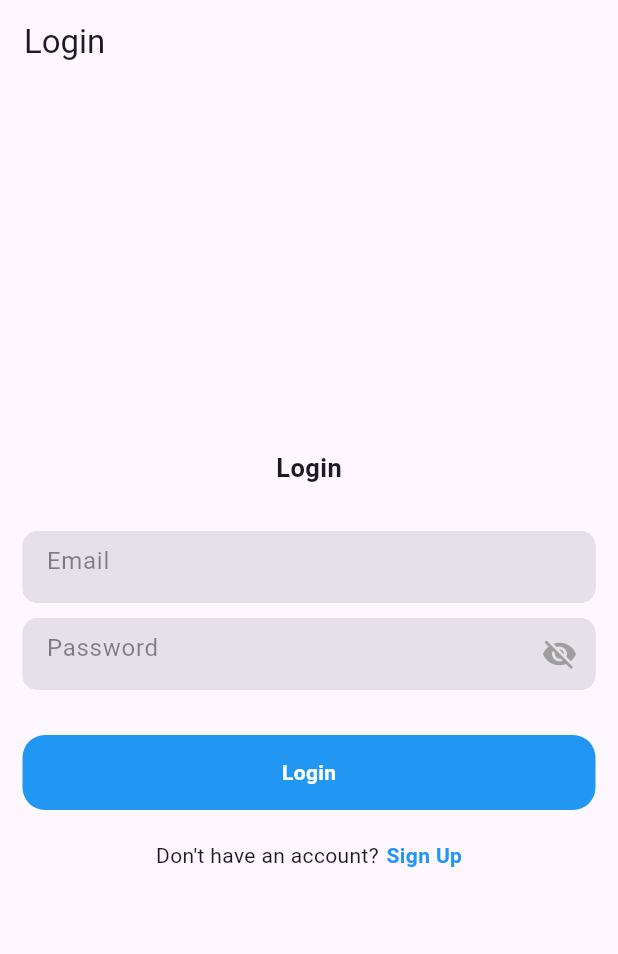
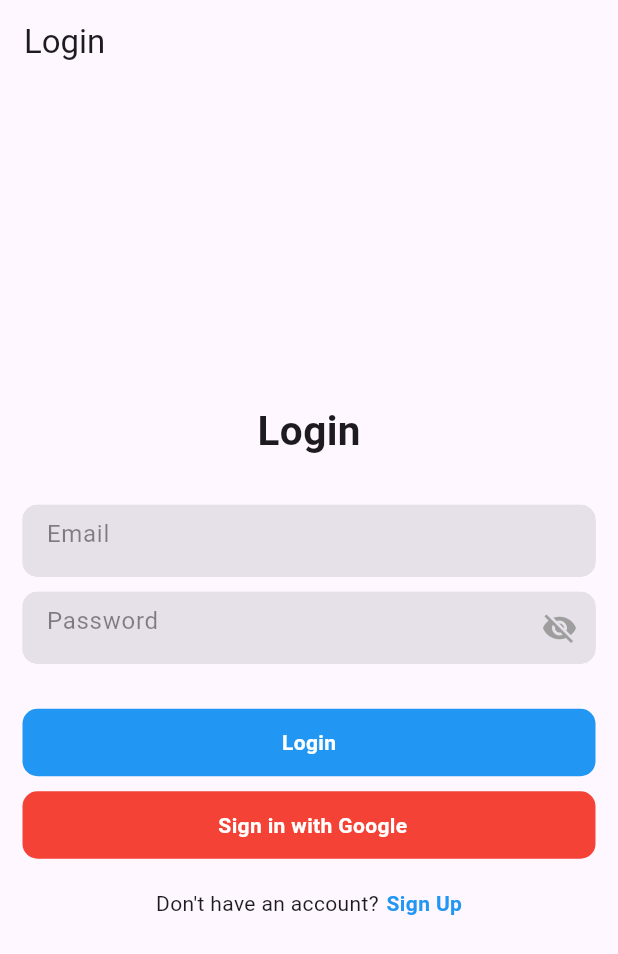
Before and after one commit to Keviing/hueco_Movil, a Flutter app: the screen it shows after launch, on a phone screen of 412 x 824 dp. Shown: the top 954 px of the screen. Run offline on Flutter 3.47's test engine with Material 3 defaults, Android fonts, the light colour scheme and no system bars; our stand-ins replace firebase_auth, firebase_core, fluttertoast; accounts and stored records are empty.

Commit message:
Registro y logeo exitoso

```diff
--- a/lib/features/user_auth/presentation/pages/login_page.dart
+++ b/lib/features/user_auth/presentation/pages/login_page.dart
@@ -1,77 +1,144 @@
 
 
+import 'package:firebase_auth/firebase_auth.dart';
 import 'package:flutter/material.dart';
+import 'package:hueca_movil/features/user_auth/firebase_auth_implementation/firebase_auth_services.dart';
 import 'package:hueca_movil/features/user_auth/presentation/pages/home_page.dart';
 import 'package:hueca_movil/features/user_auth/presentation/pages/sign_up_page.dart';
 import 'package:hueca_movil/features/user_auth/presentation/widgets/form_container_widget.dart';
+import 'package:hueca_movil/global/common/toast.dart';
 
-class LoginPage extends StatelessWidget {
+class LoginPage extends StatefulWidget {
   const LoginPage({super.key});
+
+  @override
+  State<LoginPage> createState() => _LoginPageState();
+}
+
+class _LoginPageState extends State<LoginPage> {
+  bool _isSigning = false;
+  final FirebaseAuthService _auth = FirebaseAuthService();
+  final FirebaseAuth _firebaseAuth = FirebaseAuth.instance;
+  TextEditingController _emailController = TextEditingController();
+  TextEditingController _passwordController = TextEditingController();
+
+  @override
+  void dispose() {
+    _emailController.dispose();
+    _passwordController.dispose();
+    super.dispose();
+  }
 
   @override
   Widget build(BuildContext context) {
     return Scaffold(
       appBar: AppBar(
-        title: const Text("Login"),
+        automaticallyImplyLeading: false,
+        title: Text("Login"),
       ),
-      body:  Center(
-        child:  Padding(
-          padding:const EdgeInsets.symmetric(horizontal: 15 ),
+      body: Center(
+        child: Padding(
+          padding: const EdgeInsets.symmetric(horizontal: 15),
           child: Column(
             mainAxisAlignment: MainAxisAlignment.center,
             children: [
-              const Text("Login",
-              style: TextStyle(
-                fontSize: 17,
-                fontWeight: FontWeight.bold),
+              Text(
+                "Login",
+                style: TextStyle(fontSize: 27, fontWeight: FontWeight.bold),
               ),
-              const SizedBox(
+              SizedBox(
                 height: 30,
               ),
-              const FormContainerWidget(
-
+              FormContainerWidget(
+                controller: _emailController,
                 hintText: "Email",
                 isPasswordField: false,
-
               ),
-              const SizedBox(height:10 ,),
-              const FormContainerWidget(
+              SizedBox(
+                height: 10,
+              ),
+              FormContainerWidget(
+                controller: _passwordController,
                 hintText: "Password",
                 isPasswordField: true,
-
               ),
-              const SizedBox(height: 30,),
+              SizedBox(
+                height: 30,
+              ),
               GestureDetector(
                 onTap: () {
-                  Navigator.push(context, MaterialPageRoute(builder: (context) => const HomePage()));
+                  _signIn();
                 },
                 child: Container(
                   width: double.infinity,
-                  height: 50,
+                  height: 45,
                   decoration: BoxDecoration(
                     color: Colors.blue,
-                   borderRadius: BorderRadius.circular(15)
+                    borderRadius: BorderRadius.circular(10),
                   ),
-                  child: const Center(child:  Text("Login", style: TextStyle(color: Colors.white, fontWeight: FontWeight.bold),)),
+                  child: Center(
+                    child: _isSigning ? const CircularProgressIndicator(
+                      color: Colors.white,) : const Text(
+                      "Login",
+                      style: TextStyle(
+                        color: Colors.white,
+                        fontWeight: FontWeight.bold,
+                      ),
+                    ),
+                  ),
                 ),
               ),
-              const SizedBox(height: 20,),
+             const  SizedBox(height: 10,),
+              GestureDetector(
+                onTap: () {
+
+                },
+                child: Container(
+                  width: double.infinity,
+                  height: 45,
+                  decoration: BoxDecoration(
+                    color: Colors.red,
+                    borderRadius: BorderRadius.circular(10),
+                  ),
+                  child: Center(
+                    child: Row(
+                      mainAxisAlignment: MainAxisAlignment.center,
+                      children: [
+                        SizedBox(width: 5,),
+                        Text(
+                          "Sign in with Google",
+                          style: TextStyle(
+                            color: Colors.white,
+                            fontWeight: FontWeight.bold,
+                          ),
+                        ),
+                      ],
+                    ),
+                  ),
+                ),
+              ),
+
+
+              SizedBox(
+                height: 20,
+              ),
+
               Row(
                 mainAxisAlignment: MainAxisAlignment.center,
                 children: [
-                  const Text("Don't have an account?"),
-                  const SizedBox(
+                  Text("Don't have an account?"),
+                  SizedBox(
                     width: 5,
                   ),
                   GestureDetector(
                     onTap: () {
                       Navigator.pushAndRemoveUntil(
                         context,
-                        MaterialPageRoute(builder: (context) => const SignUpPage()),
+                        MaterialPageRoute(builder: (context) => SignUpPage()),
                             (route) => false,
                       );
                     },
-                    child: const Text(
+                    child: Text(
                       "Sign Up",
                       style: TextStyle(
                         color: Colors.blue,
@@ -81,10 +148,33 @@ class LoginPage extends StatelessWidget {
                   ),
                 ],
               ),
-              ],
+            ],
           ),
         ),
       ),
     );
   }
+
+  void _signIn() async {
+    setState(() {
+      _isSigning = true;
+    });
+
+    String email = _emailController.text;
+    String password = _passwordController.text;
+
+    User? user = await _auth.signInWithEmailAndPassword(email, password);
+
+    setState(() {
+      _isSigning = false;
+    });
+
+    if (user != null) {
+      showToast(message: "User is successfully signed in");
+      Navigator.pushNamed(context, "/home");
+    } else {
+      showToast(message:"some error occured");
+    }
+  }
+
 }
--- a/lib/main.dart
+++ b/lib/main.dart
@@ -2,7 +2,9 @@ import 'package:flutter/foundation.dart';
 import 'package:flutter/material.dart';
 import 'package:firebase_core/firebase_core.dart';
 import 'package:hueca_movil/features/app/splash_screen/splash_screen.dart';
+import 'package:hueca_movil/features/user_auth/presentation/pages/home_page.dart';
 import 'package:hueca_movil/features/user_auth/presentation/pages/login_page.dart';
+import 'package:hueca_movil/features/user_auth/presentation/pages/sign_up_page.dart';
 
 void main() async {
   WidgetsFlutterBinding.ensureInitialized();
@@ -26,14 +28,18 @@ class MyApp extends StatelessWidget {
   // This widget is the root of your application.
   @override
   Widget build(BuildContext context) {
-    return const MaterialApp(
+    return  MaterialApp(
       debugShowCheckedModeBanner: false,
-      title: 'Fluter firebase',
-      home: SplashScreen(
-        child: LoginPage(
-
+      title: 'Flutter Firebase',
+      routes: {
+        '/': (context) => const SplashScreen(
+          // Here, you can decide whether to show the LoginPage or HomePage based on user authentication
+          child: LoginPage(),
         ),
-      )
+        '/login': (context) => LoginPage(),
+        '/signUp': (context) => SignUpPage(),
+        '/home': (context) => HomePage(),
+      },
     );
   }
 }
--- a/pubspec.yaml
+++ b/pubspec.yaml
@@ -42,6 +42,7 @@ dependencies:
   firebase_auth: ^4.17.3
   cloud_firestore: ^4.15.3
   firebase_storage: ^11.6.4
+  fluttertoast: ^8.2.4
 
 dev_dependencies:
   flutter_test:
```
Also changed, not shown: lib/features/user_auth/firebase_auth_implementation/firebase_auth_services.dart (added, +45 -0 lines), lib/features/user_auth/presentation/pages/home_page.dart (+48 -9 lines), lib/features/user_auth/presentation/pages/sign_up_page.dart (+102 -43 lines), lib/global/common/toast.dart (added, +15 -0 lines), pubspec.lock, 1 other file.
